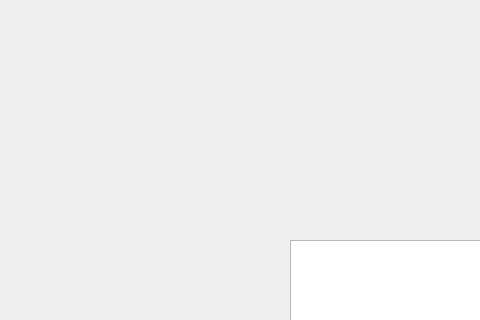
Before: the Qt Designer form draw.ui in pandapipi/pq_draw, drawn with Qt 5; both pictures show x 0 to 480 and y 0 to 320 of the 640 by 480 pixel window.
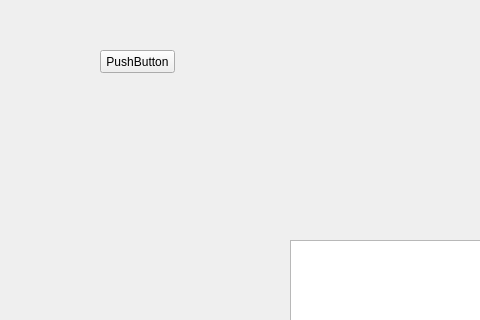
After: the same form once the commit is applied.

Commit message: ad button

Diff of the .ui file:
```diff
--- a/draw.ui
+++ b/draw.ui
@@ -23,6 +23,19 @@
     </rect>
    </property>
   </widget>
+  <widget class="QPushButton" name="pb1">
+   <property name="geometry">
+    <rect>
+     <x>100</x>
+     <y>50</y>
+     <width>75</width>
+     <height>23</height>
+    </rect>
+   </property>
+   <property name="text">
+    <string>PushButton</string>
+   </property>
+  </widget>
  </widget>
  <resources/>
  <connections/>
```
The commit also changes 1 other file.
